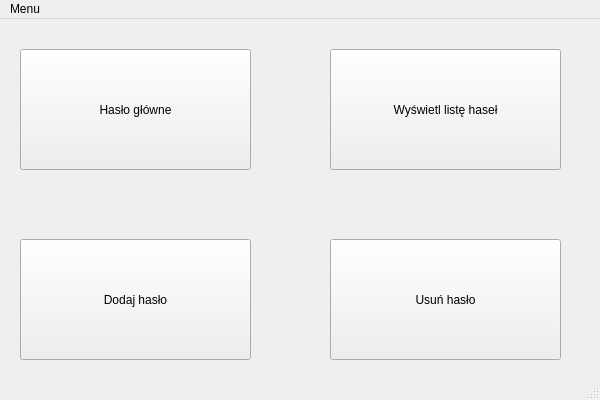
Before: the Qt Designer form app.ui in oldgang/Password_Manager_PyQt5, drawn with Qt 5.
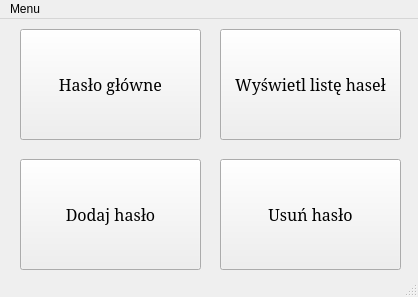
After: the same form once the commit is applied.

What changed in the file:
```diff
--- a/app.ui
+++ b/app.ui
@@ -6,8 +6,8 @@
    <rect>
     <x>0</x>
     <y>0</y>
-    <width>600</width>
-    <height>400</height>
+    <width>418</width>
+    <height>297</height>
    </rect>
   </property>
   <property name="sizePolicy">
@@ -16,6 +16,12 @@
     <verstretch>0</verstretch>
    </sizepolicy>
   </property>
+  <property name="maximumSize">
+   <size>
+    <width>418</width>
+    <height>297</height>
+   </size>
+  </property>
   <property name="windowTitle">
    <string>Menadżer haseł</string>
   </property>
@@ -24,11 +30,17 @@
     <property name="geometry">
      <rect>
       <x>20</x>
-      <y>30</y>
-      <width>231</width>
-      <height>121</height>
+      <y>10</y>
+      <width>181</width>
+      <height>111</height>
      </rect>
     </property>
+    <property name="font">
+     <font>
+      <family>Noto Serif</family>
+      <pointsize>12</pointsize>
+     </font>
+    </property>
     <property name="text">
      <string>Hasło główne</string>
     </property>
@@ -36,12 +48,18 @@
    <widget class="QPushButton" name="pushButton_show">
     <property name="geometry">
      <rect>
-      <x>330</x>
-      <y>30</y>
-      <width>231</width>
-      <height>121</height>
+      <x>220</x>
+      <y>10</y>
+      <width>181</width>
+      <height>111</height>
      </rect>
     </property>
+    <property name="font">
+     <font>
+      <family>Noto Serif</family>
+      <pointsize>12</pointsize>
+     </font>
+    </property>
     <property name="text">
      <string>Wyświetl listę haseł</string>
     </property>
@@ -50,11 +68,17 @@
     <property name="geometry">
      <rect>
       <x>20</x>
-      <y>220</y>
-      <width>231</width>
-      <height>121</height>
+      <y>140</y>
+      <width>181</width>
+      <height>111</height>
      </rect>
     </property>
+    <property name="font">
+     <font>
+      <family>Noto Serif</family>
+      <pointsize>12</pointsize>
+     </font>
+    </property>
     <property name="text">
      <string>Dodaj hasło</string>
     </property>
@@ -62,12 +86,18 @@
    <widget class="QPushButton" name="pushButton_remove_password">
     <property name="geometry">
      <rect>
-      <x>330</x>
-      <y>220</y>
-      <width>231</width>
-      <height>121</height>
+      <x>220</x>
+      <y>140</y>
+      <width>181</width>
+      <height>111</height>
      </rect>
     </property>
+    <property name="font">
+     <font>
+      <family>Noto Serif</family>
+      <pointsize>12</pointsize>
+     </font>
+    </property>
     <property name="text">
      <string>Usuń hasło</string>
     </property>
@@ -78,7 +108,7 @@
     <rect>
      <x>0</x>
      <y>0</y>
-     <width>600</width>
+     <width>418</width>
      <height>21</height>
     </rect>
    </property>
```
